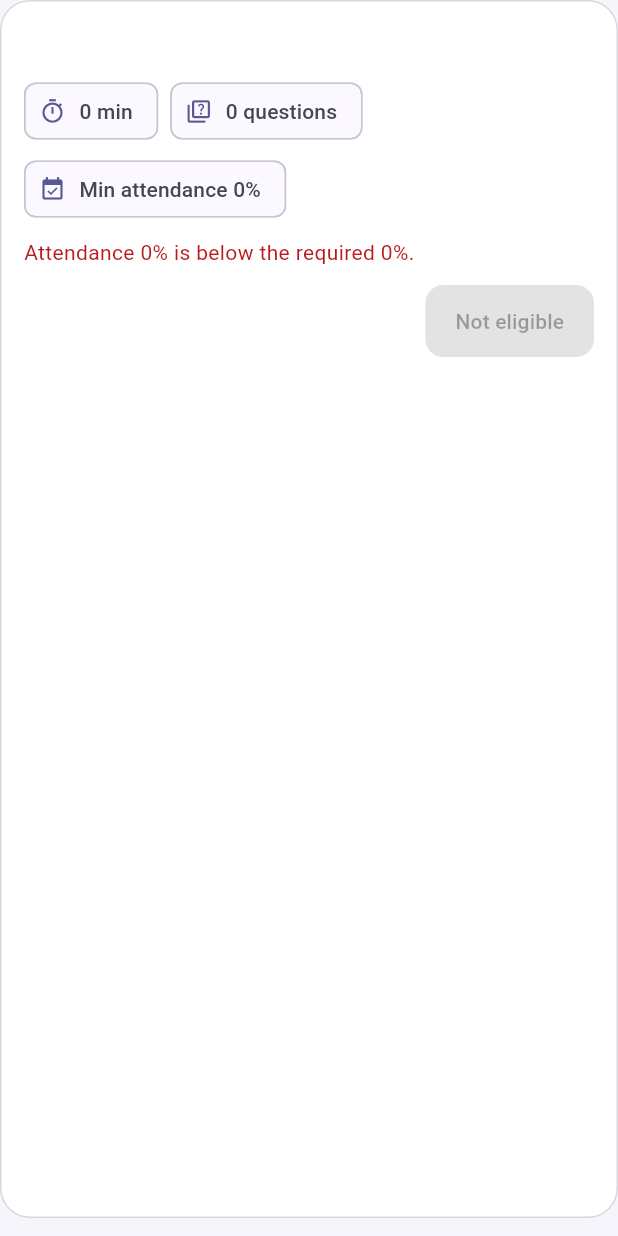
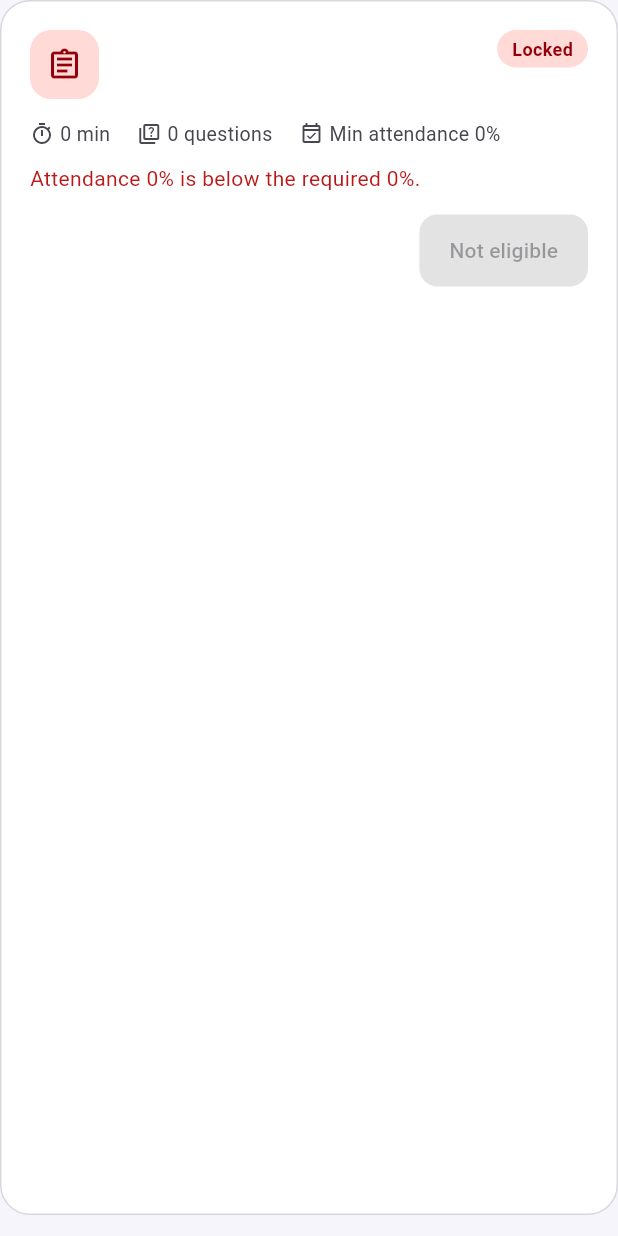
Before and after one commit to shikhar11x/Assessly, a Flutter app: the _AssessmentCard widget shown alone on an empty page, opened directly with empty values, on a phone screen of 412 x 824 dp. Run offline on Flutter 3.47's test engine with Material 3 defaults, Android fonts, the phone set to English and light mode, and no system bars; our stand-ins replace shared_preferences; accounts and stored records are empty.

Commit message:
feat(frontend): redesign student dashboard (hero, attendance ring, status badges)

```diff
--- a/application/frontend/assessly_flutter/lib/features/student/student_home.dart
+++ b/application/frontend/assessly_flutter/lib/features/student/student_home.dart
@@ -1,6 +1,7 @@
 import 'package:flutter/material.dart';
 import 'package:provider/provider.dart';
 import '../../core/api_client.dart';
+import '../../core/theme.dart';
 import '../auth/auth_state.dart';
 import 'exam_page.dart';
 import 'student_api.dart';
@@ -41,7 +42,10 @@ class _StudentHomeState extends State<StudentHome> {
                 'You get ${a.questionsPerAttempt} randomly chosen questions and only one attempt.'),
             actions: [
               TextButton(onPressed: () => Navigator.pop(c, false), child: const Text('Cancel')),
-              FilledButton(key: const Key('confirm-start'), onPressed: () => Navigator.pop(c, true), child: const Text('Start now')),
+              FilledButton(
+                  key: const Key('confirm-start'),
+                  onPressed: () => Navigator.pop(c, true),
+                  child: const Text('Start now')),
             ],
           ),
         );
@@ -60,13 +64,14 @@ class _StudentHomeState extends State<StudentHome> {
   @override
   Widget build(BuildContext context) {
     final auth = context.watch<AuthState>();
-    final scheme = Theme.of(context).colorScheme;
     return Scaffold(
       appBar: AppBar(
         title: const Text('Student dashboard'),
         actions: [
-          IconButton(tooltip: 'Refresh', onPressed: _reload, icon: const Icon(Icons.refresh)),
-          TextButton.icon(onPressed: auth.logout, icon: const Icon(Icons.logout), label: const Text('Sign out')),
+          const ThemeToggleButton(),
+          IconButton(tooltip: 'Refresh', onPressed: _reload, icon: const Icon(Icons.refresh_rounded)),
+          IconButton(tooltip: 'Sign out', onPressed: auth.logout, icon: const Icon(Icons.logout_rounded)),
+          const SizedBox(width: 8),
         ],
       ),
       body: FutureBuilder<DashboardData>(
@@ -87,28 +92,24 @@ class _StudentHomeState extends State<StudentHome> {
           final data = snap.data!;
           return Center(
             child: ConstrainedBox(
-              constraints: const BoxConstraints(maxWidth: 760),
+              constraints: const BoxConstraints(maxWidth: 820),
               child: ListView(
                 padding: const EdgeInsets.all(20),
                 children: [
-                  Text('Welcome, ${auth.user!.fullName}',
-                      style: Theme.of(context).textTheme.headlineSmall?.copyWith(fontWeight: FontWeight.bold)),
+                  _Hero(name: auth.user!.fullName, attendance: data.attendancePct),
+                  const SizedBox(height: 28),
+                  Text('Your assessments',
+                      style: Theme.of(context).textTheme.titleLarge?.copyWith(fontWeight: FontWeight.bold)),
                   const SizedBox(height: 12),
-                  Card(
-                    color: scheme.primaryContainer,
-                    child: ListTile(
-                      leading: const Icon(Icons.event_available),
-                      title: const Text('Your attendance'),
-                      trailing: Text('${data.attendancePct.toStringAsFixed(0)}%',
-                          style: Theme.of(context).textTheme.titleLarge),
+                  if (data.assessments.isEmpty)
+                    const Card(
+                      child: Padding(
+                        padding: EdgeInsets.all(32),
+                        child: Center(child: Text('No assessments assigned yet.')),
+                      ),
                     ),
-                  ),
-                  const SizedBox(height: 16),
-                  Text('Your assessments', style: Theme.of(context).textTheme.titleMedium),
-                  const SizedBox(height: 8),
-                  if (data.assessments.isEmpty)
-                    const Card(child: Padding(padding: EdgeInsets.all(24), child: Text('No assessments assigned yet.'))),
-                  for (final a in data.assessments) _AssessmentCard(item: a, attendance: data.attendancePct, onOpen: () => _open(a)),
+                  for (final a in data.assessments)
+                    _AssessmentCard(item: a, attendance: data.attendancePct, onOpen: () => _open(a)),
                 ],
               ),
             ),
@@ -119,52 +120,170 @@ class _StudentHomeState extends State<StudentHome> {
   }
 }
 
+class _Hero extends StatelessWidget {
+  final String name;
+  final double attendance;
+  const _Hero({required this.name, required this.attendance});
+
+  @override
+  Widget build(BuildContext context) {
+    final s = Theme.of(context).colorScheme;
+    final soft = s.onPrimary.withValues(alpha: 0.85);
+    return Container(
+      padding: const EdgeInsets.all(24),
+      decoration: BoxDecoration(
+        borderRadius: BorderRadius.circular(24),
+        gradient: LinearGradient(
+          begin: Alignment.topLeft,
+          end: Alignment.bottomRight,
+          colors: [s.primary, Color.lerp(s.primary, s.tertiary, 0.7)!],
+        ),
+        boxShadow: [
+          BoxShadow(color: s.primary.withValues(alpha: 0.25), blurRadius: 24, offset: const Offset(0, 10)),
+        ],
+      ),
+      child: Row(children: [
+        Expanded(
+          child: Column(crossAxisAlignment: CrossAxisAlignment.start, children: [
+            Text('Welcome, $name',
+                style: Theme.of(context)
+                    .textTheme
+                    .headlineSmall
+                    ?.copyWith(fontWeight: FontWeight.bold, color: s.onPrimary)),
+            const SizedBox(height: 6),
+            Text('Ready for your next assessment? Check your eligibility below.',
+                style: TextStyle(color: soft)),
+          ]),
+        ),
+        const SizedBox(width: 16),
+        Column(children: [
+          SizedBox(
+            width: 72,
+            height: 72,
+            child: Stack(fit: StackFit.expand, children: [
+              CircularProgressIndicator(
+                value: (attendance / 100).clamp(0.0, 1.0).toDouble(),
+                strokeWidth: 7,
+                color: s.onPrimary,
+                backgroundColor: s.onPrimary.withValues(alpha: 0.25),
+              ),
+              Center(
+                child: Text('${attendance.toStringAsFixed(0)}%',
+                    style: TextStyle(color: s.onPrimary, fontWeight: FontWeight.bold)),
+              ),
+            ]),
+          ),
+          const SizedBox(height: 6),
+          Text('Attendance', style: TextStyle(color: soft, fontSize: 12)),
+        ]),
+      ]),
+    );
+  }
+}
+
 class _AssessmentCard extends StatelessWidget {
   final AssessmentItem item;
   final double attendance;
   final VoidCallback onOpen;
   const _AssessmentCard({required this.item, required this.attendance, required this.onOpen});
 
+  Widget _meta(BuildContext context, IconData icon, String text) {
+    final c = Theme.of(context).colorScheme.onSurfaceVariant;
+    return Row(mainAxisSize: MainAxisSize.min, children: [
+      Icon(icon, size: 16, color: c),
+      const SizedBox(width: 4),
+      Text(text, style: TextStyle(color: c, fontSize: 13)),
+    ]);
+  }
+
   @override
   Widget build(BuildContext context) {
-    final scheme = Theme.of(context).colorScheme;
+    final s = Theme.of(context).colorScheme;
     final a = item;
+    final locked = !a.eligible && !a.closed && !a.inProgress;
+
+    final String badge;
+    final Color bg;
+    final Color fg;
+    if (a.closed) {
+      badge = 'Finished';
+      bg = s.secondaryContainer;
+      fg = s.onSecondaryContainer;
+    } else if (a.inProgress) {
+      badge = 'In progress';
+      bg = s.tertiaryContainer;
+      fg = s.onTertiaryContainer;
+    } else if (locked) {
+      badge = 'Locked';
+      bg = s.errorContainer;
+      fg = s.onErrorContainer;
+    } else {
+      badge = 'Ready';
+      bg = s.primaryContainer;
+      fg = s.onPrimaryContainer;
+    }
+
     Widget action;
     if (a.closed) {
-      final s = a.score != null && a.maxScore != null
+      final txt = a.score != null && a.maxScore != null
           ? '${a.score!.toStringAsFixed(a.score! % 1 == 0 ? 0 : 2)} / ${a.maxScore!.toStringAsFixed(0)}'
           : 'Submitted';
-      action = Chip(avatar: const Icon(Icons.check_circle, size: 18), label: Text('Completed: $s'));
+      action = Chip(avatar: const Icon(Icons.check_circle, size: 18), label: Text('Completed: $txt'));
     } else if (a.inProgress) {
       action = FilledButton(key: Key('action-${a.id}'), onPressed: onOpen, child: const Text('Resume'));
-    } else if (!a.eligible) {
+    } else if (locked) {
       action = const FilledButton(onPressed: null, child: Text('Not eligible'));
     } else {
       action = FilledButton(key: Key('action-${a.id}'), onPressed: onOpen, child: const Text('Start'));
     }
 
     return Card(
-      margin: const EdgeInsets.only(bottom: 12),
+      margin: const EdgeInsets.only(bottom: 14),
       child: Padding(
-        padding: const EdgeInsets.all(16),
+        padding: const EdgeInsets.all(20),
         child: Column(crossAxisAlignment: CrossAxisAlignment.start, children: [
-          Text(a.title, style: Theme.of(context).textTheme.titleMedium?.copyWith(fontWeight: FontWeight.bold)),
-          if (a.description.isNotEmpty) Padding(padding: const EdgeInsets.only(top: 4), child: Text(a.description)),
-          const SizedBox(height: 10),
-          Wrap(spacing: 8, runSpacing: 4, children: [
-            Chip(avatar: const Icon(Icons.timer_outlined, size: 18), label: Text('${a.durationMinutes} min')),
-            Chip(avatar: const Icon(Icons.quiz_outlined, size: 18), label: Text('${a.questionsPerAttempt} questions')),
-            Chip(avatar: const Icon(Icons.event_available, size: 18), label: Text('Min attendance ${a.minAttendancePct.toStringAsFixed(0)}%')),
+          Row(crossAxisAlignment: CrossAxisAlignment.start, children: [
+            Container(
+              width: 46,
+              height: 46,
+              decoration: BoxDecoration(color: bg, borderRadius: BorderRadius.circular(14)),
+              child: Icon(Icons.assignment_outlined, color: fg),
+            ),
+            const SizedBox(width: 14),
+            Expanded(
+              child: Column(crossAxisAlignment: CrossAxisAlignment.start, children: [
+                Text(a.title,
+                    style: Theme.of(context).textTheme.titleMedium?.copyWith(fontWeight: FontWeight.bold)),
+                if (a.description.isNotEmpty)
+                  Padding(
+                    padding: const EdgeInsets.only(top: 2),
+                    child: Text(a.description, style: TextStyle(color: s.onSurfaceVariant)),
+                  ),
+              ]),
+            ),
+            const SizedBox(width: 8),
+            Container(
+              padding: const EdgeInsets.symmetric(horizontal: 10, vertical: 4),
+              decoration: BoxDecoration(color: bg, borderRadius: BorderRadius.circular(999)),
+              child: Text(badge, style: TextStyle(color: fg, fontSize: 12, fontWeight: FontWeight.w600)),
+            ),
           ]),
-          if (!a.eligible && !a.closed && !a.inProgress)
+          const SizedBox(height: 14),
+          Wrap(spacing: 18, runSpacing: 6, children: [
+            _meta(context, Icons.timer_outlined, '${a.durationMinutes} min'),
+            _meta(context, Icons.quiz_outlined, '${a.questionsPerAttempt} questions'),
+            _meta(context, Icons.event_available_outlined,
+                'Min attendance ${a.minAttendancePct.toStringAsFixed(0)}%'),
+          ]),
+          if (locked)
             Padding(
-              padding: const EdgeInsets.only(top: 8),
+              padding: const EdgeInsets.only(top: 10),
               child: Text(
                 'Attendance ${attendance.toStringAsFixed(0)}% is below the required ${a.minAttendancePct.toStringAsFixed(0)}%.',
-                style: TextStyle(color: scheme.error),
+                style: TextStyle(color: s.error),
               ),
             ),
-          const SizedBox(height: 12),
+          const SizedBox(height: 14),
           Align(alignment: Alignment.centerRight, child: action),
         ]),
       ),
```
